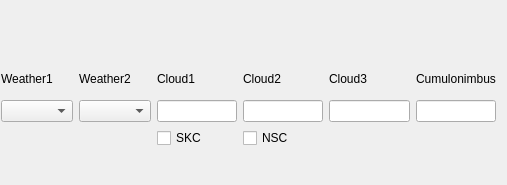
Above: tafor/components/ui/trend.ui from up1and/tafor before the change; both pictures show x 361 to 868 and y 0 to 185 of the 868 by 185 pixel window. Below: the same form after it.
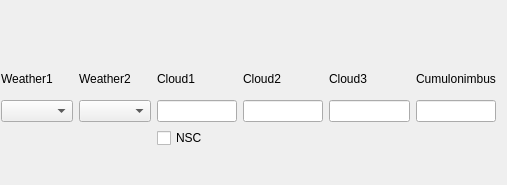
That is the form after the change.

```diff
--- a/tafor/components/ui/trend.ui
+++ b/tafor/components/ui/trend.ui
@@ -143,13 +143,6 @@
      <item row="3" column="2">
       <widget class="QLineEdit" name="wind"/>
      </item>
-     <item row="4" column="9">
-      <widget class="QCheckBox" name="nsc">
-       <property name="text">
-        <string notr="true">NSC</string>
-       </property>
-      </widget>
-     </item>
      <item row="3" column="10">
       <widget class="QLineEdit" name="cloud3"/>
      </item>
@@ -166,13 +159,6 @@
      <item row="3" column="6">
       <widget class="QComboBox" name="weatherWithIntensity"/>
      </item>
-     <item row="4" column="8">
-      <widget class="QCheckBox" name="skc">
-       <property name="text">
-        <string notr="true">SKC</string>
-       </property>
-      </widget>
-     </item>
      <item row="3" column="1">
       <widget class="QLineEdit" name="period">
        <property name="enabled">
@@ -246,6 +232,13 @@
        </property>
       </widget>
      </item>
+     <item row="4" column="8">
+      <widget class="QCheckBox" name="nsc">
+       <property name="text">
+        <string notr="true">NSC</string>
+       </property>
+      </widget>
+     </item>
     </layout>
    </item>
   </layout>
```
Left out of the diff: 2 changed lines with no effect on the pictures.
